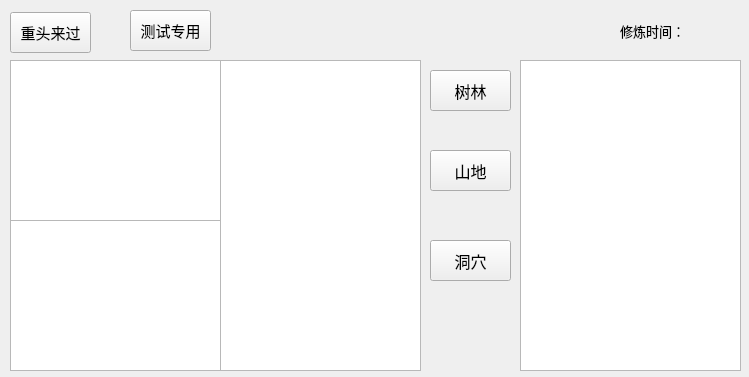
The window that menu.ui (LIUJIHAO-816/mysitc-cultivation) describes before a commit, drawn with Qt 5.
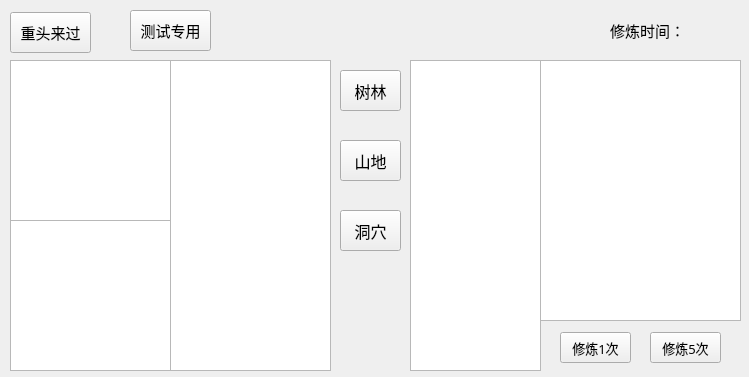
The same window after the commit.

The edit to the form file:
```diff
--- a/menu.ui
+++ b/menu.ui
@@ -40,7 +40,7 @@
     <rect>
      <x>10</x>
      <y>220</y>
-     <width>211</width>
+     <width>161</width>
      <height>151</height>
     </rect>
    </property>
@@ -56,9 +56,9 @@
   <widget class="QPushButton" name="btn_map1">
    <property name="geometry">
     <rect>
-     <x>430</x>
+     <x>340</x>
      <y>70</y>
-     <width>81</width>
+     <width>61</width>
      <height>41</height>
     </rect>
    </property>
@@ -75,9 +75,9 @@
   <widget class="QPushButton" name="btn_map2">
    <property name="geometry">
     <rect>
-     <x>430</x>
-     <y>150</y>
-     <width>81</width>
+     <x>340</x>
+     <y>140</y>
+     <width>61</width>
      <height>41</height>
     </rect>
    </property>
@@ -94,9 +94,9 @@
   <widget class="QPushButton" name="btn_map3">
    <property name="geometry">
     <rect>
-     <x>430</x>
-     <y>240</y>
-     <width>81</width>
+     <x>340</x>
+     <y>210</y>
+     <width>61</width>
      <height>41</height>
     </rect>
    </property>
@@ -113,36 +113,47 @@
   <widget class="QListView" name="lst_sub_map">
    <property name="geometry">
     <rect>
-     <x>520</x>
+     <x>410</x>
      <y>60</y>
-     <width>221</width>
+     <width>131</width>
      <height>311</height>
     </rect>
    </property>
+   <property name="font">
+    <font>
+     <pointsize>14</pointsize>
+    </font>
+   </property>
   </widget>
   <widget class="QListView" name="lst_skill">
    <property name="geometry">
     <rect>
-     <x>220</x>
+     <x>170</x>
      <y>60</y>
-     <width>201</width>
+     <width>161</width>
      <height>311</height>
     </rect>
    </property>
+   <property name="font">
+    <font>
+     <family>黑体</family>
+     <pointsize>12</pointsize>
+    </font>
+   </property>
   </widget>
   <widget class="QLabel" name="lbl_time">
    <property name="geometry">
     <rect>
-     <x>620</x>
+     <x>610</x>
      <y>20</y>
-     <width>121</width>
+     <width>131</width>
      <height>21</height>
     </rect>
    </property>
    <property name="font">
     <font>
      <family>黑体</family>
-     <pointsize>10</pointsize>
+     <pointsize>11</pointsize>
     </font>
    </property>
    <property name="text">
@@ -157,7 +168,7 @@
     <rect>
      <x>10</x>
      <y>60</y>
-     <width>211</width>
+     <width>161</width>
      <height>161</height>
     </rect>
    </property>
@@ -207,6 +218,56 @@
     <string>测试专用</string>
    </property>
   </widget>
+  <widget class="QTextBrowser" name="text_map_details">
+   <property name="geometry">
+    <rect>
+     <x>540</x>
+     <y>60</y>
+     <width>201</width>
+     <height>261</height>
+    </rect>
+   </property>
+  </widget>
+  <widget class="QPushButton" name="btn_do_1_times">
+   <property name="geometry">
+    <rect>
+     <x>560</x>
+     <y>332</y>
+     <width>71</width>
+     <height>31</height>
+    </rect>
+   </property>
+   <property name="font">
+    <font>
+     <family>黑体</family>
+     <pointsize>10</pointsize>
+     <weight>50</weight>
+     <bold>false</bold>
+    </font>
+   </property>
+   <property name="text">
+    <string>修炼1次</string>
+   </property>
+  </widget>
+  <widget class="QPushButton" name="btn_do_5_times">
+   <property name="geometry">
+    <rect>
+     <x>650</x>
+     <y>332</y>
+     <width>71</width>
+     <height>31</height>
+    </rect>
+   </property>
+   <property name="font">
+    <font>
+     <family>黑体</family>
+     <pointsize>10</pointsize>
+    </font>
+   </property>
+   <property name="text">
+    <string>修炼5次</string>
+   </property>
+  </widget>
  </widget>
  <resources/>
  <connections/>
```
